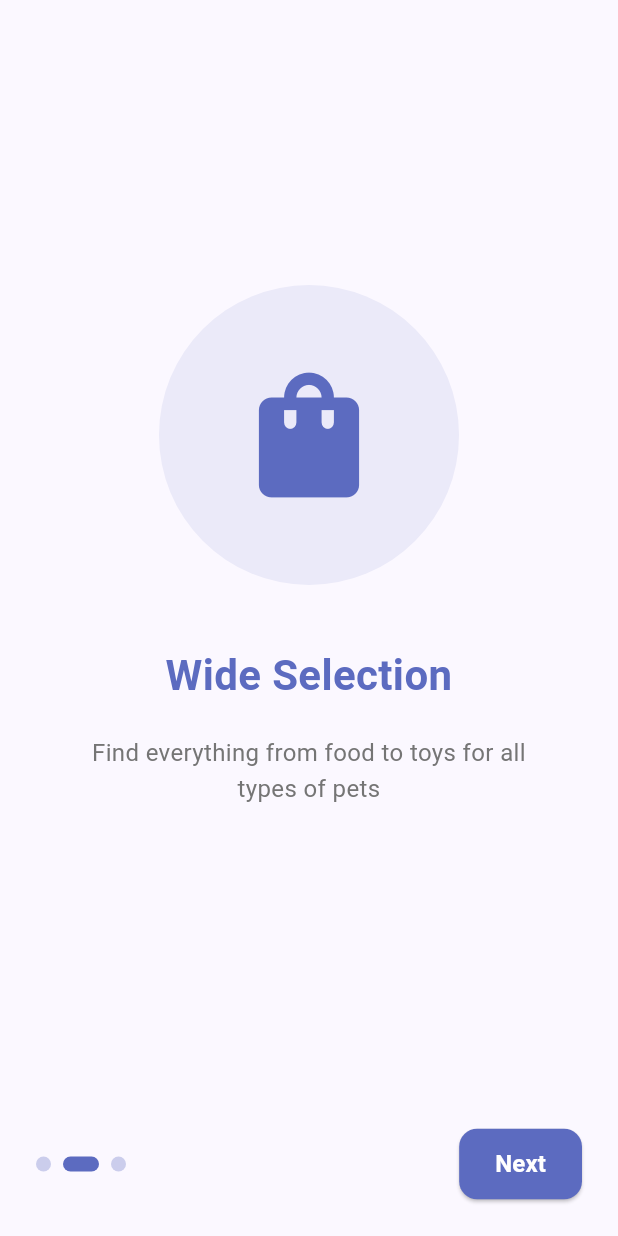
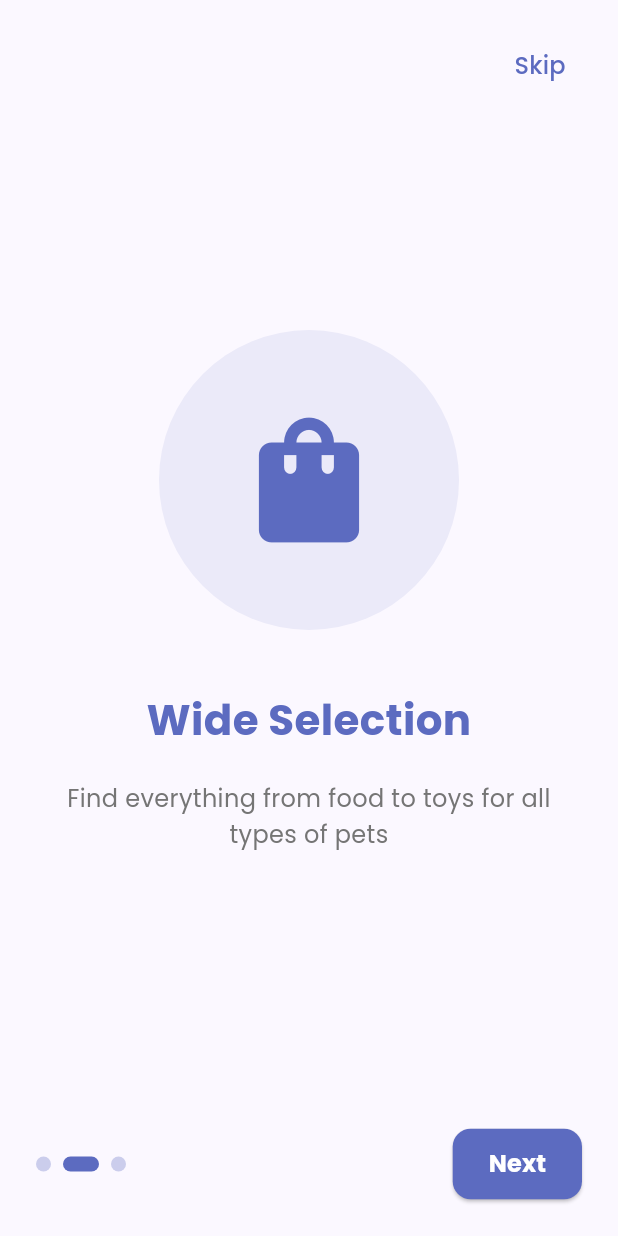
Before and after one commit to omar4ever2/petbuddy, a Flutter app: the screen it shows after launch, swiped to page 2, on a phone screen of 412 x 824 dp. Run offline on Flutter 3.47's test engine with Material 3 defaults, Android fonts, the phone set to English and light mode, and no system bars.

Commit message:
Enhance onboarding screen with improved UI and navigation
- Add skip button to onboarding screen
- Improve layout and spacing of onboarding pages
- Create separate method for navigating to home page
- Add top-right skip button with custom styling
- Adjust page view and navigation button positioning

```diff
--- a/lib/screens/onboarding_screen.dart
+++ b/lib/screens/onboarding_screen.dart
@@ -39,12 +39,38 @@ class _OnboardingScreenState extends State<OnboardingScreen> {
     super.dispose();
   }
 
+  void _skipToHomePage() {
+    Navigator.of(context).pushReplacement(
+      MaterialPageRoute(builder: (_) => const HomePage()),
+    );
+  }
+
   @override
   Widget build(BuildContext context) {
     return Scaffold(
       body: SafeArea(
-        child: Column(
+        child: Stack(
           children: [
+            // Skip button at the top right
+            Positioned(
+              top: 20,
+              right: 20,
+              child: TextButton(
+                onPressed: _skipToHomePage,
+                child: const Text(
+                  'Skip',
+                  style: TextStyle(
+                    color: Color(0xFF5C6BC0),
+                    fontSize: 16,
+                    fontWeight: FontWeight.w500,
+                  ),
+                ),
+              ),
+            ),
+
+            Column(
+              children: [
+                const SizedBox(height: 60), // Add space for the skip button
                 Expanded(
                   child: PageView.builder(
                     controller: _pageController,
@@ -78,9 +104,7 @@ class _OnboardingScreenState extends State<OnboardingScreen> {
                         onPressed: () {
                           if (_currentPage == _onboardingData.length - 1) {
                             // Navigate to home page
-                        Navigator.of(context).pushReplacement(
-                          MaterialPageRoute(builder: (_) => const HomePage()),
-                        );
+                            _skipToHomePage();
                           } else {
                             // Go to next page
                             _pageController.nextPage(
@@ -107,6 +131,8 @@ class _OnboardingScreenState extends State<OnboardingScreen> {
                       ),
                     ],
                   ),
+                ),
+              ],
             ),
           ],
         ),
```
Also changed, not shown: pubspec.yaml (+48 -9 lines), pubspec.lock, 2 other files. Lines whose indentation alone changed are shown as unchanged.
